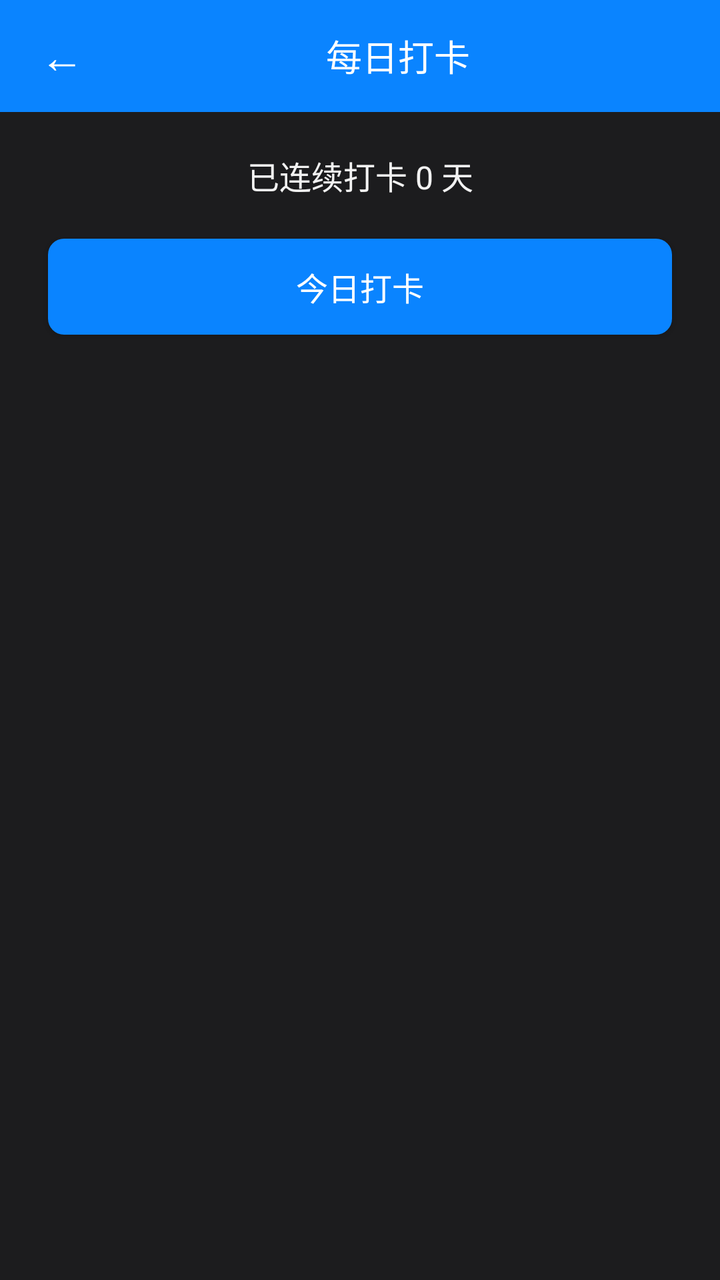
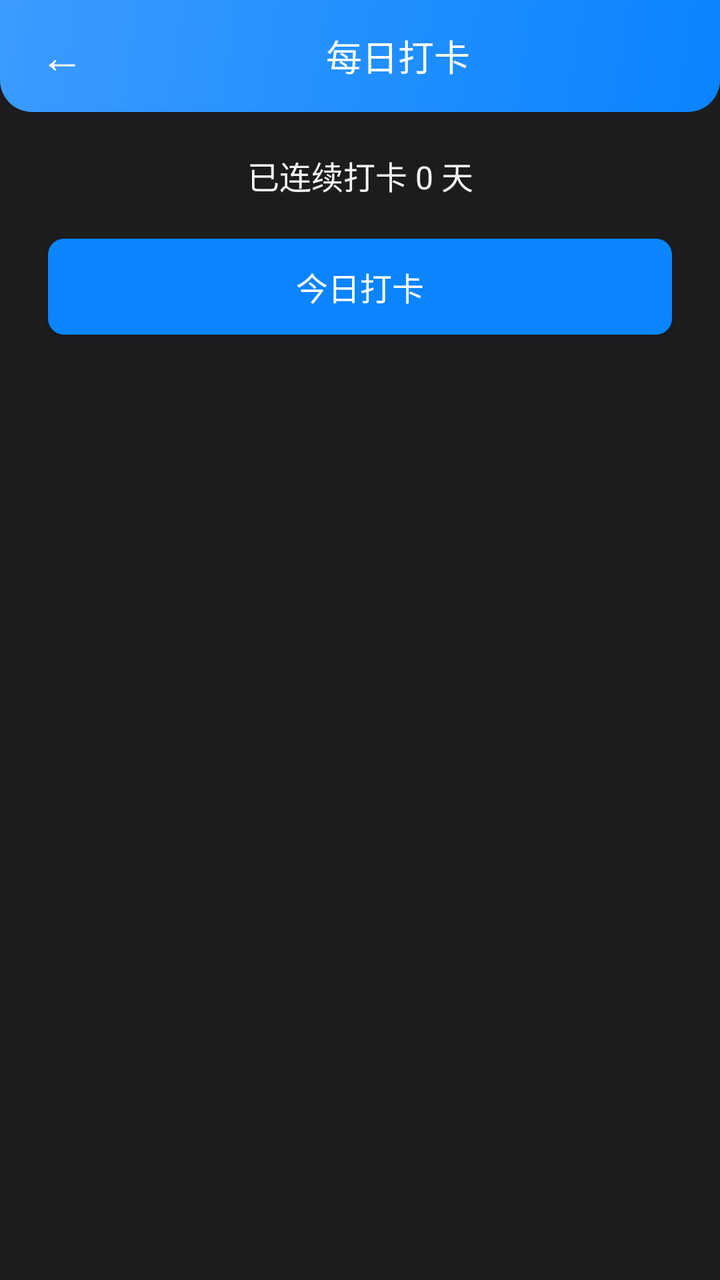

Two renders of the same Android screen: before a commit and after it. Below are the layout's source before the change and the commit's diff.
<!-- AndroidManifest.xml: application theme Theme.AlgoRobo -->
<!-- res/layout/activity_checkin.xml -->
<?xml version="1.0" encoding="utf-8"?>
<LinearLayout xmlns:android="http://schemas.android.com/apk/res/android"
    android:layout_width="match_parent" android:layout_height="match_parent"
    android:orientation="vertical" android:background="@color/bg_page">
    <LinearLayout android:id="@+id/topBar" android:layout_width="match_parent" android:layout_height="56dp"
        android:background="@color/primary" android:orientation="horizontal"
android:gravity="center_vertical" android:paddingHorizontal="12dp">
        <TextView android:id="@+id/btnBack" android:layout_width="wrap_content" android:layout_height="wrap_content"
            android:text="←" android:textColor="@color/text_on_primary" android:textSize="22sp" android:padding="8dp"/>
        <TextView android:layout_width="0dp" android:layout_height="wrap_content" android:layout_weight="1"
            android:gravity="center" android:text="每日打卡" android:textColor="@color/text_on_primary" android:textSize="18sp"/>
        <TextView android:layout_width="wrap_content" android:layout_height="wrap_content" android:text="" android:textColor="@color/text_on_primary"/>
    </LinearLayout>
    <TextView android:id="@+id/tvStreak" android:layout_width="match_parent" android:layout_height="wrap_content"
        android:gravity="center" android:text="已连续打卡 0 天" android:textSize="16sp"
        android:textColor="@color/text_main" android:padding="20dp"/>
    <Button android:id="@+id/btnCheckin" android:layout_width="match_parent" android:layout_height="wrap_content"
        android:layout_marginHorizontal="24dp" android:text="今日打卡" android:textColor="@color/text_on_primary"
        android:background="@drawable/bg_btn_primary" android:textSize="16sp"/>
    <TextView android:id="@+id/tvHint" android:layout_width="match_parent" android:layout_height="wrap_content"
        android:gravity="center" android:text="" android:textSize="14sp" android:textColor="@color/text_sub" android:padding="16dp"/>
</LinearLayout>
<!-- resources referenced by this layout -->
<resources>
  <color name="bg_page">#1C1C1E</color>
  <color name="primary">#0A84FF</color>
  <color name="text_main">#F2F2F2</color>
  <color name="text_on_primary">#FFFFFF</color>
  <color name="text_sub">#B3B3B3</color>
  <!-- drawable bg_btn_primary (drawable) -->
  <?xml version="1.0" encoding="utf-8"?>
  <shape xmlns:android="http://schemas.android.com/apk/res/android">
      <solid android:color="@color/primary" />
      <corners android:radius="8dp" />
  </shape>
  <style name="Theme.AlgoRobo" parent="Theme.AppCompat.DayNight.NoActionBar">
          <item name="colorPrimary">@color/primary</item>
          <item name="colorPrimaryDark">@color/primary_dark</item>
          <item name="colorAccent">@color/primary</item>
          <item name="android:windowBackground">@color/bg_page</item>
          <item name="android:navigationBarColor">@color/bg_page</item>
          <item name="android:windowLightStatusBar">false</item>
          <item name="android:windowLayoutInDisplayCutoutMode">shortEdges</item>
      </style>
  <color name="primary_dark">#0A84FF</color>
</resources>

<!-- the commit's change to res/layout/activity_checkin.xml (unified diff, before → after) -->
@@ -3,7 +3,7 @@
     android:layout_width="match_parent" android:layout_height="match_parent"
     android:orientation="vertical" android:background="@color/bg_page">
     <LinearLayout android:id="@+id/topBar" android:layout_width="match_parent" android:layout_height="56dp"
-        android:background="@color/primary" android:orientation="horizontal"
+        android:background="@drawable/bg_result_header_chalk" android:orientation="horizontal"
 android:gravity="center_vertical" android:paddingHorizontal="12dp">
         <TextView android:id="@+id/btnBack" android:layout_width="wrap_content" android:layout_height="wrap_content"
             android:text="←" android:textColor="@color/text_on_primary" android:textSize="22sp" android:padding="8dp"/>
<!-- resource entries referenced after the edit -->
@@ -11,6 +11,12 @@
       <solid android:color="@color/primary" />
       <corners android:radius="8dp" />
   </shape>
+  <!-- drawable bg_result_header_chalk (drawable) -->
+  <?xml version="1.0" encoding="utf-8"?>
+  <shape xmlns:android="http://schemas.android.com/apk/res/android" android:shape="rectangle">
+      <gradient android:startColor="#0A84FF" android:endColor="#3B9BFF" android:angle="135" />
+      <corners android:bottomLeftRadius="16dp" android:bottomRightRadius="16dp" />
+  </shape>
   <style name="Theme.AlgoRobo" parent="Theme.AppCompat.DayNight.NoActionBar">
           <item name="colorPrimary">@color/primary</item>
           <item name="colorPrimaryDark">@color/primary_dark</item>
